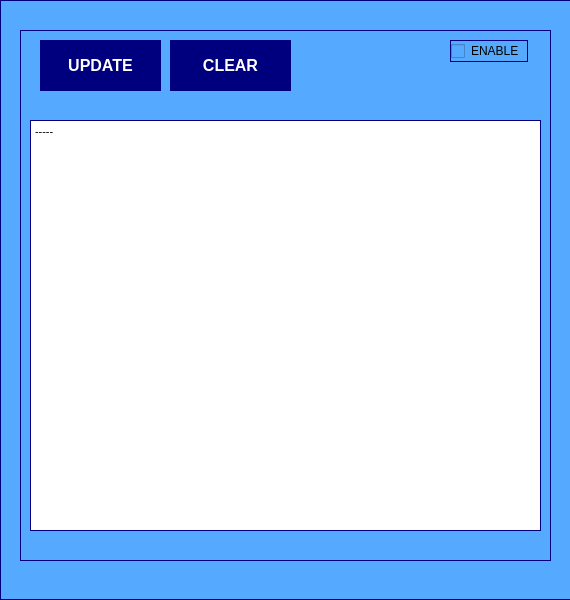
The window that GENERATOR/SOURCE/WINDOW/startupWindow.ui (marcorispoli/MCPU_Z190_VECCHIO) describes before a commit, drawn with Qt 5.
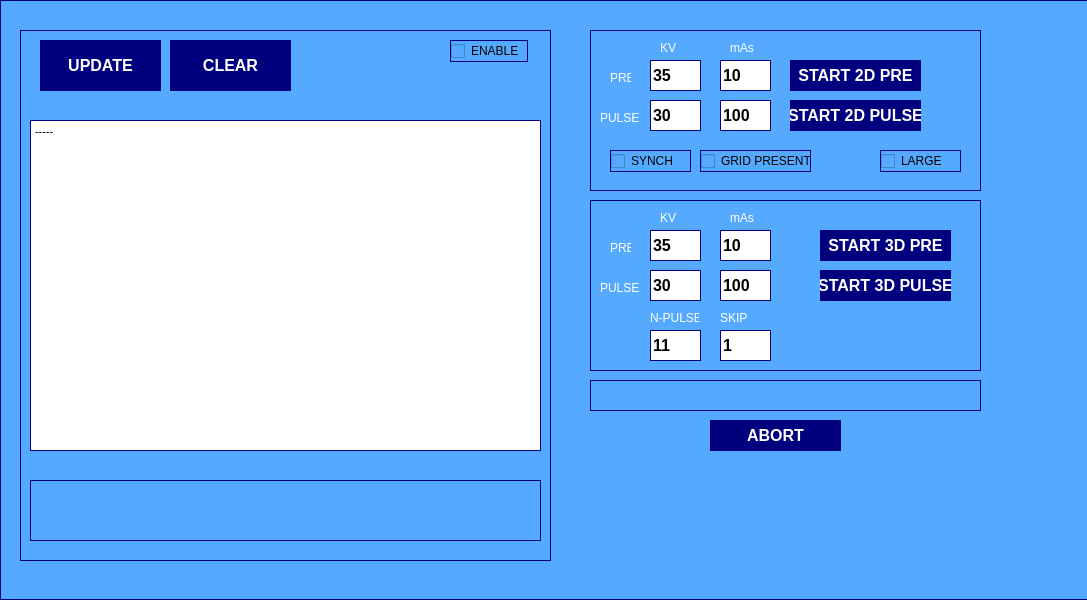
The same window after the commit.

What changed in the file:
```diff
--- a/GENERATOR/SOURCE/WINDOW/startupWindow.ui
+++ b/GENERATOR/SOURCE/WINDOW/startupWindow.ui
@@ -6,7 +6,7 @@
    <rect>
     <x>0</x>
     <y>0</y>
-    <width>570</width>
+    <width>1087</width>
     <height>600</height>
    </rect>
   </property>
@@ -72,7 +72,7 @@
        <x>10</x>
        <y>90</y>
        <width>511</width>
-       <height>411</height>
+       <height>331</height>
       </rect>
      </property>
      <property name="font">
@@ -151,6 +151,661 @@
      </property>
      <property name="text">
       <string>ENABLE</string>
+     </property>
+    </widget>
+    <widget class="QLabel" name="sysMessages">
+     <property name="geometry">
+      <rect>
+       <x>10</x>
+       <y>450</y>
+       <width>511</width>
+       <height>61</height>
+      </rect>
+     </property>
+     <property name="text">
+      <string/>
+     </property>
+    </widget>
+   </widget>
+   <widget class="QFrame" name="frame">
+    <property name="geometry">
+     <rect>
+      <x>590</x>
+      <y>30</y>
+      <width>391</width>
+      <height>161</height>
+     </rect>
+    </property>
+    <property name="frameShape">
+     <enum>QFrame::StyledPanel</enum>
+    </property>
+    <property name="frameShadow">
+     <enum>QFrame::Raised</enum>
+    </property>
+    <widget class="QLabel" name="label">
+     <property name="geometry">
+      <rect>
+       <x>70</x>
+       <y>10</y>
+       <width>49</width>
+       <height>16</height>
+      </rect>
+     </property>
+     <property name="styleSheet">
+      <string notr="true">
+color: rgb(255, 255, 255);
+border-width: 0px;
+</string>
+     </property>
+     <property name="text">
+      <string>KV</string>
+     </property>
+    </widget>
+    <widget class="QLineEdit" name="kVPre">
+     <property name="geometry">
+      <rect>
+       <x>60</x>
+       <y>30</y>
+       <width>51</width>
+       <height>31</height>
+      </rect>
+     </property>
+     <property name="font">
+      <font>
+       <pointsize>12</pointsize>
+       <bold>true</bold>
+      </font>
+     </property>
+     <property name="styleSheet">
+      <string notr="true">
+color: rgb(0, 0, 0);
+background-color: rgb(255, 255, 255);</string>
+     </property>
+     <property name="text">
+      <string>35</string>
+     </property>
+    </widget>
+    <widget class="QLineEdit" name="mAsPre">
+     <property name="geometry">
+      <rect>
+       <x>130</x>
+       <y>30</y>
+       <width>51</width>
+       <height>31</height>
+      </rect>
+     </property>
+     <property name="font">
+      <font>
+       <pointsize>12</pointsize>
+       <bold>true</bold>
+      </font>
+     </property>
+     <property name="styleSheet">
+      <string notr="true">
+color: rgb(0, 0, 0);
+background-color: rgb(255, 255, 255);</string>
+     </property>
+     <property name="text">
+      <string>10</string>
+     </property>
+    </widget>
+    <widget class="QLabel" name="label_2">
+     <property name="geometry">
+      <rect>
+       <x>140</x>
+       <y>10</y>
+       <width>49</width>
+       <height>16</height>
+      </rect>
+     </property>
+     <property name="styleSheet">
+      <string notr="true">
+color: rgb(255, 255, 255);
+border-width: 0px;
+</string>
+     </property>
+     <property name="text">
+      <string>mAs</string>
+     </property>
+    </widget>
+    <widget class="QLabel" name="label_3">
+     <property name="geometry">
+      <rect>
+       <x>20</x>
+       <y>40</y>
+       <width>21</width>
+       <height>16</height>
+      </rect>
+     </property>
+     <property name="styleSheet">
+      <string notr="true">
+color: rgb(255, 255, 255);
+border-width: 0px;
+</string>
+     </property>
+     <property name="text">
+      <string>PRE</string>
+     </property>
+    </widget>
+    <widget class="QLineEdit" name="kVPulse">
+     <property name="geometry">
+      <rect>
+       <x>60</x>
+       <y>70</y>
+       <width>51</width>
+       <height>31</height>
+      </rect>
+     </property>
+     <property name="font">
+      <font>
+       <pointsize>12</pointsize>
+       <bold>true</bold>
+      </font>
+     </property>
+     <property name="styleSheet">
+      <string notr="true">
+color: rgb(0, 0, 0);
+background-color: rgb(255, 255, 255);</string>
+     </property>
+     <property name="text">
+      <string>30</string>
+     </property>
+    </widget>
+    <widget class="QLabel" name="label_7">
+     <property name="geometry">
+      <rect>
+       <x>10</x>
+       <y>80</y>
+       <width>41</width>
+       <height>16</height>
+      </rect>
+     </property>
+     <property name="styleSheet">
+      <string notr="true">
+color: rgb(255, 255, 255);
+border-width: 0px;
+</string>
+     </property>
+     <property name="text">
+      <string>PULSE</string>
+     </property>
+    </widget>
+    <widget class="QLineEdit" name="mAsPulse">
+     <property name="geometry">
+      <rect>
+       <x>130</x>
+       <y>70</y>
+       <width>51</width>
+       <height>31</height>
+      </rect>
+     </property>
+     <property name="font">
+      <font>
+       <pointsize>12</pointsize>
+       <bold>true</bold>
+      </font>
+     </property>
+     <property name="styleSheet">
+      <string notr="true">
+color: rgb(0, 0, 0);
+background-color: rgb(255, 255, 255);</string>
+     </property>
+     <property name="text">
+      <string>100</string>
+     </property>
+    </widget>
+    <widget class="QPushButton" name="startPre">
+     <property name="geometry">
+      <rect>
+       <x>200</x>
+       <y>30</y>
+       <width>131</width>
+       <height>31</height>
+      </rect>
+     </property>
+     <property name="font">
+      <font>
+       <pointsize>12</pointsize>
+       <bold>true</bold>
+      </font>
+     </property>
+     <property name="styleSheet">
+      <string notr="true">background-color: rgb(0, 0, 127);
+color: rgb(255, 255, 255);
+border-width: 0px;
+</string>
+     </property>
+     <property name="text">
+      <string>START 2D PRE</string>
+     </property>
+    </widget>
+    <widget class="QPushButton" name="startPulse">
+     <property name="geometry">
+      <rect>
+       <x>200</x>
+       <y>70</y>
+       <width>131</width>
+       <height>31</height>
+      </rect>
+     </property>
+     <property name="font">
+      <font>
+       <pointsize>12</pointsize>
+       <bold>true</bold>
+      </font>
+     </property>
+     <property name="styleSheet">
+      <string notr="true">background-color: rgb(0, 0, 127);
+color: rgb(255, 255, 255);
+border-width: 0px;
+</string>
+     </property>
+     <property name="text">
+      <string>START 2D PULSE</string>
+     </property>
+    </widget>
+    <widget class="QCheckBox" name="gridEna">
+     <property name="geometry">
+      <rect>
+       <x>110</x>
+       <y>120</y>
+       <width>111</width>
+       <height>22</height>
+      </rect>
+     </property>
+     <property name="text">
+      <string>GRID PRESENT</string>
+     </property>
+     <property name="checked">
+      <bool>false</bool>
+     </property>
+    </widget>
+    <widget class="QCheckBox" name="detectorEna">
+     <property name="geometry">
+      <rect>
+       <x>20</x>
+       <y>120</y>
+       <width>81</width>
+       <height>22</height>
+      </rect>
+     </property>
+     <property name="text">
+      <string>SYNCH</string>
+     </property>
+    </widget>
+    <widget class="QCheckBox" name="largeFocus">
+     <property name="geometry">
+      <rect>
+       <x>290</x>
+       <y>120</y>
+       <width>81</width>
+       <height>22</height>
+      </rect>
+     </property>
+     <property name="text">
+      <string>LARGE</string>
+     </property>
+    </widget>
+   </widget>
+   <widget class="QPushButton" name="abortRx">
+    <property name="geometry">
+     <rect>
+      <x>710</x>
+      <y>420</y>
+      <width>131</width>
+      <height>31</height>
+     </rect>
+    </property>
+    <property name="font">
+     <font>
+      <pointsize>12</pointsize>
+      <bold>true</bold>
+     </font>
+    </property>
+    <property name="styleSheet">
+     <string notr="true">background-color: rgb(0, 0, 127);
+color: rgb(255, 255, 255);
+border-width: 0px;
+</string>
+    </property>
+    <property name="text">
+     <string>ABORT</string>
+    </property>
+   </widget>
+   <widget class="QLabel" name="rxMessage">
+    <property name="geometry">
+     <rect>
+      <x>590</x>
+      <y>380</y>
+      <width>391</width>
+      <height>31</height>
+     </rect>
+    </property>
+    <property name="text">
+     <string/>
+    </property>
+   </widget>
+   <widget class="QFrame" name="frame_3">
+    <property name="geometry">
+     <rect>
+      <x>590</x>
+      <y>200</y>
+      <width>391</width>
+      <height>171</height>
+     </rect>
+    </property>
+    <property name="frameShape">
+     <enum>QFrame::StyledPanel</enum>
+    </property>
+    <property name="frameShadow">
+     <enum>QFrame::Raised</enum>
+    </property>
+    <widget class="QLabel" name="label_9">
+     <property name="geometry">
+      <rect>
+       <x>70</x>
+       <y>10</y>
+       <width>49</width>
+       <height>16</height>
+      </rect>
+     </property>
+     <property name="styleSheet">
+      <string notr="true">
+color: rgb(255, 255, 255);
+border-width: 0px;
+</string>
+     </property>
+     <property name="text">
+      <string>KV</string>
+     </property>
+    </widget>
+    <widget class="QLineEdit" name="kVPre_3D">
+     <property name="geometry">
+      <rect>
+       <x>60</x>
+       <y>30</y>
+       <width>51</width>
+       <height>31</height>
+      </rect>
+     </property>
+     <property name="font">
+      <font>
+       <pointsize>12</pointsize>
+       <bold>true</bold>
+      </font>
+     </property>
+     <property name="styleSheet">
+      <string notr="true">
+color: rgb(0, 0, 0);
+background-color: rgb(255, 255, 255);</string>
+     </property>
+     <property name="text">
+      <string>35</string>
+     </property>
+    </widget>
+    <widget class="QLineEdit" name="mAsPre_3D">
+     <property name="geometry">
+      <rect>
+       <x>130</x>
+       <y>30</y>
+       <width>51</width>
+       <height>31</height>
+      </rect>
+     </property>
+     <property name="font">
+      <font>
+       <pointsize>12</pointsize>
+       <bold>true</bold>
+      </font>
+     </property>
+     <property name="styleSheet">
+      <string notr="true">
+color: rgb(0, 0, 0);
+background-color: rgb(255, 255, 255);</string>
+     </property>
+     <property name="text">
+      <string>10</string>
+     </property>
+    </widget>
+    <widget class="QLabel" name="label_10">
+     <property name="geometry">
+      <rect>
+       <x>140</x>
+       <y>10</y>
+       <width>49</width>
+       <height>16</height>
+      </rect>
+     </property>
+     <property name="styleSheet">
+      <string notr="true">
+color: rgb(255, 255, 255);
+border-width: 0px;
+</string>
+     </property>
+     <property name="text">
+      <string>mAs</string>
+     </property>
+    </widget>
+    <widget class="QLabel" name="label_11">
+     <property name="geometry">
+      <rect>
+       <x>20</x>
+       <y>40</y>
+       <width>21</width>
+       <height>16</height>
+      </rect>
+     </property>
+     <property name="styleSheet">
+      <string notr="true">
+color: rgb(255, 255, 255);
+border-width: 0px;
+</string>
+     </property>
+     <property name="text">
+      <string>PRE</string>
+     </property>
+    </widget>
+    <widget class="QLineEdit" name="kVPulse_3D">
+     <property name="geometry">
+      <rect>
+       <x>60</x>
+       <y>70</y>
+       <width>51</width>
+       <height>31</height>
+      </rect>
+     </property>
+     <property name="font">
+      <font>
+       <pointsize>12</pointsize>
+       <bold>true</bold>
+      </font>
+     </property>
+     <property name="styleSheet">
+      <string notr="true">
+color: rgb(0, 0, 0);
+background-color: rgb(255, 255, 255);</string>
+     </property>
+     <property name="text">
+      <string>30</string>
+     </property>
+    </widget>
+    <widget class="QLabel" name="label_12">
+     <property name="geometry">
+      <rect>
+       <x>10</x>
+       <y>80</y>
+       <width>41</width>
+       <height>16</height>
+      </rect>
+     </property>
+     <property name="styleSheet">
+      <string notr="true">
+color: rgb(255, 255, 255);
+border-width: 0px;
+</string>
+     </property>
+     <property name="text">
+      <string>PULSE</string>
+     </property>
+    </widget>
+    <widget class="QLineEdit" name="mAsPulse_3D">
+     <property name="geometry">
+      <rect>
+       <x>130</x>
+       <y>70</y>
+       <width>51</width>
+       <height>31</height>
+      </rect>
+     </property>
+     <property name="font">
+      <font>
+       <pointsize>12</pointsize>
+       <bold>true</bold>
+      </font>
+     </property>
+     <property name="styleSheet">
+      <string notr="true">
+color: rgb(0, 0, 0);
+background-color: rgb(255, 255, 255);</string>
+     </property>
+     <property name="text">
+      <string>100</string>
+     </property>
+    </widget>
+    <widget class="QPushButton" name="start3DPre">
+     <property name="geometry">
+      <rect>
+       <x>230</x>
+       <y>30</y>
+       <width>131</width>
+       <height>31</height>
+      </rect>
+     </property>
+     <property name="font">
+      <font>
+       <pointsize>12</pointsize>
+       <bold>true</bold>
+      </font>
+     </property>
+     <property name="styleSheet">
+      <string notr="true">background-color: rgb(0, 0, 127);
+color: rgb(255, 255, 255);
+border-width: 0px;
+</string>
+     </property>
+     <property name="text">
+      <string>START 3D PRE</string>
+     </property>
+    </widget>
+    <widget class="QPushButton" name="start3DPulse">
+     <property name="geometry">
+      <rect>
+       <x>230</x>
+       <y>70</y>
+       <width>131</width>
+       <height>31</height>
+      </rect>
+     </property>
+     <property name="font">
+      <font>
+       <pointsize>12</pointsize>
+       <bold>true</bold>
+      </font>
+     </property>
+     <property name="styleSheet">
+      <string notr="true">background-color: rgb(0, 0, 127);
+color: rgb(255, 255, 255);
+border-width: 0px;
+</string>
+     </property>
+     <property name="text">
+      <string>START 3D PULSE</string>
+     </property>
+    </widget>
+    <widget class="QLineEdit" name="nPulse">
+     <property name="geometry">
+      <rect>
+       <x>60</x>
+       <y>130</y>
+       <width>51</width>
+       <height>31</height>
+      </rect>
+     </property>
+     <property name="font">
+      <font>
+       <pointsize>12</pointsize>
+       <bold>true</bold>
+      </font>
+     </property>
+     <property name="styleSheet">
+      <string notr="true">
+color: rgb(0, 0, 0);
+background-color: rgb(255, 255, 255);</string>
+     </property>
+     <property name="text">
+      <string>11</string>
+     </property>
+    </widget>
+    <widget class="QLabel" name="label_13">
+     <property name="geometry">
+      <rect>
+       <x>60</x>
+       <y>110</y>
+       <width>49</width>
+       <height>16</height>
+      </rect>
+     </property>
+     <property name="styleSheet">
+      <string notr="true">
+color: rgb(255, 255, 255);
+border-width: 0px;
+</string>
+     </property>
+     <property name="text">
+      <string>N-PULSE</string>
+     </property>
+    </widget>
+    <widget class="QLineEdit" name="nSkip">
+     <property name="geometry">
+      <rect>
+       <x>130</x>
+       <y>130</y>
+       <width>51</width>
+       <height>31</height>
+      </rect>
+     </property>
+     <property name="font">
+      <font>
+       <pointsize>12</pointsize>
+       <bold>true</bold>
+      </font>
+     </property>
+     <property name="styleSheet">
+      <string notr="true">
+color: rgb(0, 0, 0);
+background-color: rgb(255, 255, 255);</string>
+     </property>
+     <property name="text">
+      <string>1</string>
+     </property>
+    </widget>
+    <widget class="QLabel" name="label_14">
+     <property name="geometry">
+      <rect>
+       <x>130</x>
+       <y>110</y>
+       <width>49</width>
+       <height>16</height>
+      </rect>
+     </property>
+     <property name="styleSheet">
+      <string notr="true">
+color: rgb(255, 255, 255);
+border-width: 0px;
+</string>
+     </property>
+     <property name="text">
+      <string>SKIP</string>
      </property>
     </widget>
    </widget>
```
